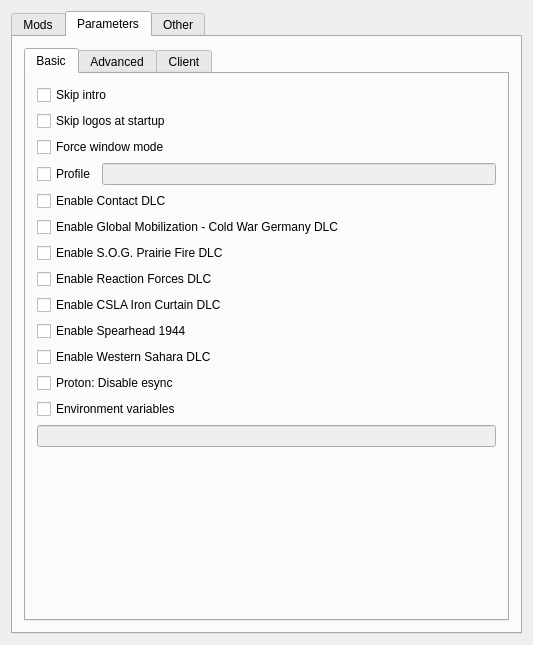
Old version of the form src/arma3-unix-launcher/mainwindow.ui in the repository muttleyxd/arma3-unix-launcher.
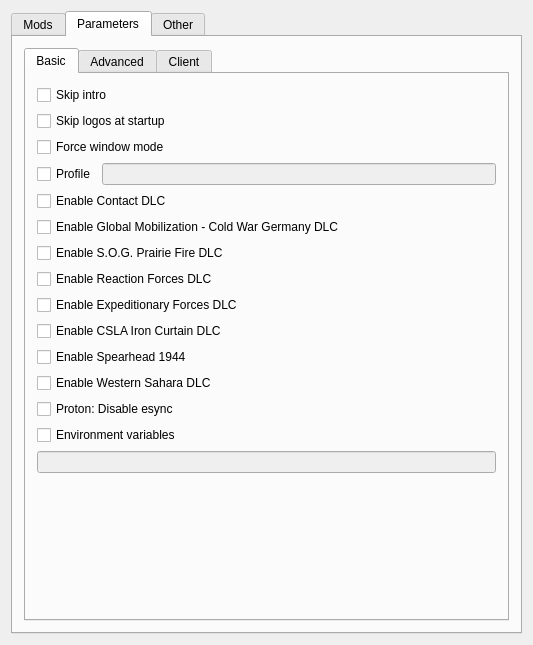
New version of the form. The open tabs and pages were chosen to show the change. Icons and pictures are not drawn. Custom widgets are drawn as their Qt base class.

Commit message: feat: add Expeditionary Forces CDLC

```diff
--- a/src/arma3-unix-launcher/mainwindow.ui
+++ b/src/arma3-unix-launcher/mainwindow.ui
@@ -256,6 +256,13 @@
                   </property>
                  </widget>
                 </item>
+                <item>
+                 <widget class="QCheckBox" name="checkbox_dlc_expeditionary_forces">
+                  <property name="text">
+                   <string>Enable Expeditionary Forces DLC</string>
+                  </property>
+                 </widget>
+                </item>
                 <item>
                  <widget class="QCheckBox" name="checkbox_dlc_csla">
                   <property name="text">
```
The commit also changes 3 other files.
